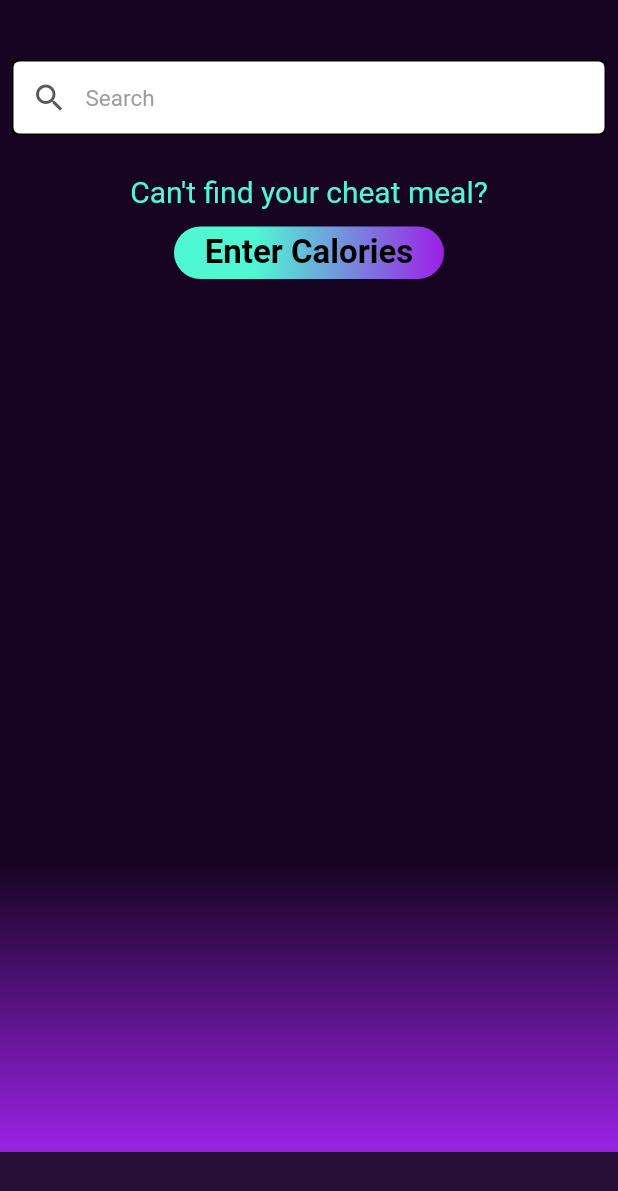
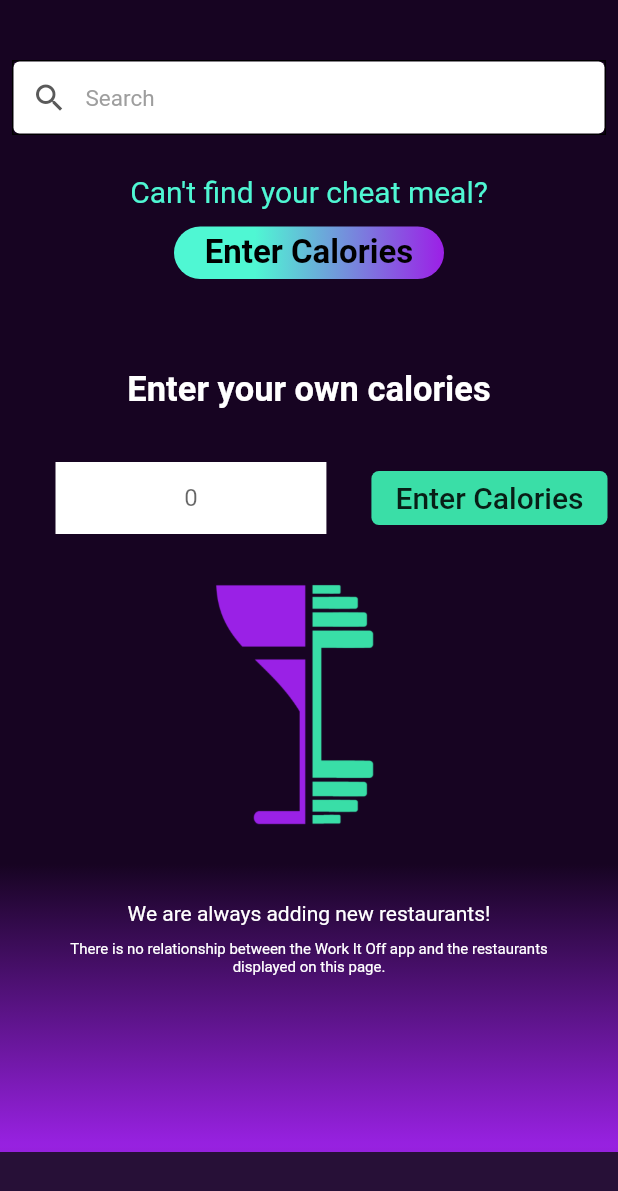
Before and after one commit to JaiMistry/WorkItOff-App, a Flutter app: the screen it shows once a user with an empty profile is signed in, item 2 of the bottom bar chosen, on a phone screen of 412 x 824 dp. Shown: the top 1191 px of the screen. Run offline on Flutter 3.47's test engine with Material 2 defaults, Android fonts, the phone set to English and light mode, and no system bars; our stand-ins replace cached_network_image, cloud_firestore, firebase_auth, flushbar, font_awesome_flutter; accounts and stored records are empty.

Commit message:
added the stuff under the gridlist

```diff
--- a/lib/pages/food.dart
+++ b/lib/pages/food.dart
@@ -225,6 +225,58 @@ class _FoodBodyState extends State<FoodBody> {
                 );
               },
             ),
+            Column(
+              children: <Widget>[
+                Container(
+                  margin: const EdgeInsets.only(top: 60.0, bottom: 35.0),
+                  child: Text('Enter your own calories', style: TextStyle(fontSize: 23.0, fontWeight: FontWeight.bold)),
+                  alignment: Alignment.bottomCenter,
+                ),
+                // TODO: Textfield and Button need proper spacing/centering between them
+                Row(
+                  mainAxisAlignment: MainAxisAlignment.spaceBetween,
+                  children: <Widget>[
+                    Flexible(
+                      child: Container(
+                        margin: const EdgeInsets.only(left: 30.0, right: 30.0),
+                        // TODO: Textfield needs styling
+                        child: TextField(
+                          textAlign: TextAlign.center,
+                          decoration: InputDecoration(
+                              contentPadding: const EdgeInsets.symmetric(vertical: 8.0),
+                              border: InputBorder.none,
+                              hintText: '0',
+                              fillColor: Colors.white,
+                              filled: true),
+                        ),
+                      ),
+                    ),
+                    RaisedButton(
+                      child: Text('Enter Calories', style: TextStyle(fontSize: 20.0)),
+                      onPressed: () {},
+                      color: Color(0xff3ADEA7),
+                      splashColor: Colors.transparent,
+                      highlightColor: Colors.transparent,
+                      elevation: 0.0,
+                      shape: RoundedRectangleBorder(
+                        borderRadius: BorderRadius.circular(5.0),
+                      ),
+                    ),
+                  ],
+                ),
+                SizedBox(height: 30.0),
+                Image.asset('assets/logo_transparent.png', height: MediaQuery.of(context).size.height * 0.2),
+                SizedBox(height: 50.0),
+                Text('We are always adding new restaurants!'),
+                SizedBox(height: 10.0),
+                Text(
+                  'There is no relationship between the Work It Off app and the restaurants',
+                  style: TextStyle(fontSize: 10.0),
+                ),
+                Text('displayed on this page.', style: TextStyle(fontSize: 10.0)),
+                SizedBox(height: 30.0)
+              ],
+            )
           ],
         ),
       ),
@@ -246,7 +298,7 @@ class FoodItems extends StatefulWidget {
 }
 
 Widget _enterMealsButton(BuildContext context, AnimationController controller, bool isButtonDisabled, int count,
-    Function resetCart, List<String> meals, List<int> quantities) {
+    Function resetCart, List<String> meals, List<dynamic> quantities) {
   return FadeTransition(
     opacity: CurvedAnimation(parent: controller, curve: Curves.linear),
     child: Container(
@@ -266,7 +318,7 @@ Widget _enterMealsButton(BuildContext context, AnimationController controller, b
 }
 
 Future<void> _mealDialog(BuildContext context, AnimationController controller, Function resetCart, List<String> meals,
-    List<int> quantities) async {
+    List<dynamic> quantities) async {
   if (Platform.isIOS) {
     showDialog<void>(
       context: context,
@@ -336,9 +388,8 @@ Future<void> _mealDialog(BuildContext context, AnimationController controller, F
 class _FoodItemsState extends State<FoodItems> with SingleTickerProviderStateMixin {
   AnimationController _animationController;
   List<String> listOfMeals = [];
-  List<int> quantityOfMeals = [];
+  List<dynamic> quantityOfMeals = [];
   bool isButtonDisabled = true;
-  int quantity = 1;
   int count = 0;
 
   @override
@@ -353,13 +404,7 @@ class _FoodItemsState extends State<FoodItems> with SingleTickerProviderStateMix
     super.dispose();
   }
 
-  void _setQuantity(int newQuantity) {
-    setState(() {
-      quantity = newQuantity;
-    });
-  }
-
-  void _addToCart(String meal, int quantity) {
+  void _addToCart(String meal, dynamic quantity) {
     setState(() {
       count++;
       listOfMeals.add(meal);
@@ -589,8 +634,10 @@ class _ExpansionBtnState extends State<ExpansionBtn> {
           child: FlatButton(
             color: Colors.teal.withOpacity(0.5),
             onPressed: () {
-              widget.addToCart(widget.meal, _quantity);
-              showDefualtFlushBar(context: context, text: '$_quantity ${widget.meal} added to cart.');
+              widget.addToCart(widget.meal, _quantity == 0 ? 0.5 : _quantity);
+              showDefualtFlushBar(
+                  context: context,
+                  text: '${_quantity == 0 ? '1/2' : _quantity.toString()} ${widget.meal} added to cart.');
             },
             child: const Text('Add To Meal', style: TextStyle(color: Colors.white)),
           ),
```
